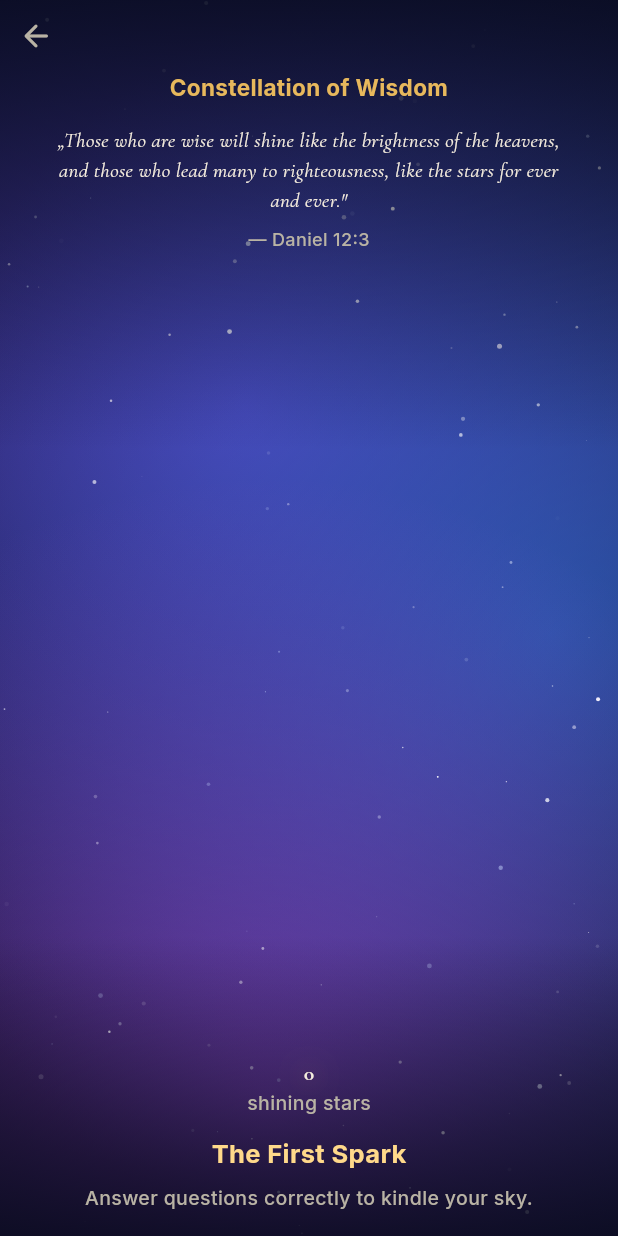
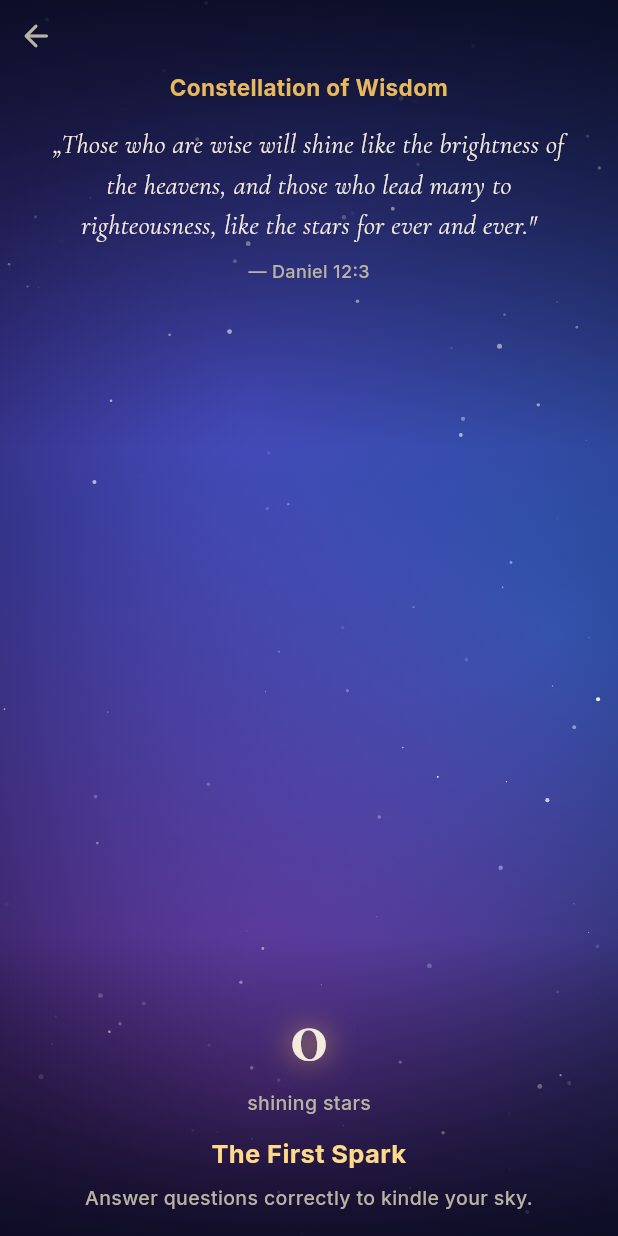
Before and after one commit to integrenns-ae/biblebeam, a Flutter app: the WisdomSkyScreen screen opened directly, on a phone screen of 412 x 824 dp. Run offline on Flutter 3.47's test engine with Material 3 defaults, Android fonts, the phone set to English and light mode, and no system bars; our stand-ins replace audioplayers, flutter_animate, google_fonts, shared_preferences, supabase_flutter; accounts and stored records are empty.

Commit message:
Sternbild der Weisheit: Texte responsive (Desktop größer, Breite begrenzt)
LayoutBuilder -> wide (>820px): Titel 15->20, Vers 18->27, Referenz 12->15,
Zähler 52->80, Rang 17->24, Fortschritt-Text 12->15. Vers-Header auf maxWidth
760, Footer auf 560 zentriert (bessere Lesbarkeit auf großen Schirmen).

Co-Authored-By: Claude Opus 4.8 <noreply@anthropic.com>

```diff
--- a/lib/screens/wisdom_sky_screen.dart
+++ b/lib/screens/wisdom_sky_screen.dart
@@ -95,11 +95,14 @@ class _WisdomSkyScreenState extends State<WisdomSkyScreen>
 
   @override
   Widget build(BuildContext context) {
-    final rank = _rank();
     return Scaffold(
       body: Starfield(
         child: SafeArea(
-          child: Stack(
+          child: LayoutBuilder(
+            builder: (context, cons) {
+              final wide = cons.maxWidth > 820;
+              final rank = _rank();
+              return Stack(
                 children: [
                   Positioned.fill(
                     child: RepaintBoundary(
@@ -119,15 +122,18 @@ class _WisdomSkyScreenState extends State<WisdomSkyScreen>
                           onPressed: () => Navigator.of(context).pop(),
                         ),
                       ),
-                  Padding(
+                      Center(
+                        child: ConstrainedBox(
+                          constraints: const BoxConstraints(maxWidth: 760),
+                          child: Padding(
                             padding: const EdgeInsets.symmetric(horizontal: 28),
                             child: Column(
                               children: [
                                 Text(tr('skyTitle'),
                                     textAlign: TextAlign.center,
-                            style: AppTheme.ui(15,
+                                    style: AppTheme.ui(wide ? 20 : 15,
                                         w: FontWeight.w700, c: AppColors.gold)),
-                        const SizedBox(height: 14),
+                                SizedBox(height: wide ? 20 : 14),
                                 Text('„${tr('skyVerse')}"',
                                     textAlign: TextAlign.center,
                                     style: AppTheme.dark()
@@ -136,19 +142,25 @@ class _WisdomSkyScreenState extends State<WisdomSkyScreen>
                                         .copyWith(
                                             color: AppColors.cream,
                                             fontStyle: FontStyle.italic,
-                                    height: 1.45)),
-                        const SizedBox(height: 8),
+                                            fontSize: wide ? 27 : 18,
+                                            height: 1.5)),
+                                SizedBox(height: wide ? 12 : 8),
                                 Text('— ${tr('skyRef')}',
-                            style: AppTheme.ui(12, c: AppColors.creamDim)),
+                                    style: AppTheme.ui(wide ? 15 : 12,
+                                        c: AppColors.creamDim)),
                               ],
                             ),
                           ),
+                        ),
+                      ),
                       const Spacer(),
-                  _footer(rank),
-                  const SizedBox(height: 16),
+                      _footer(rank, wide),
+                      SizedBox(height: wide ? 28 : 16),
                     ],
                   ),
                 ],
+              );
+            },
           ),
         ),
       ),
@@ -179,8 +191,12 @@ class _WisdomSkyScreenState extends State<WisdomSkyScreen>
     );
   }
 
-  Widget _footer(({String name, int curAt, int? nextAt, String? nextName}) rank) {
-    return Padding(
+  Widget _footer(
+      ({String name, int curAt, int? nextAt, String? nextName}) rank, bool wide) {
+    return Center(
+      child: ConstrainedBox(
+        constraints: const BoxConstraints(maxWidth: 560),
+        child: Padding(
           padding: const EdgeInsets.symmetric(horizontal: 24),
           child: Column(
             children: [
@@ -188,38 +204,43 @@ class _WisdomSkyScreenState extends State<WisdomSkyScreen>
                   style: AppTheme.dark().textTheme.displayMedium!.copyWith(
                         color: AppColors.cream,
                         fontWeight: FontWeight.w800,
+                        fontSize: wide ? 80 : 52,
                         shadows: const [
-                      Shadow(color: AppColors.gold, blurRadius: 22)
+                          Shadow(color: AppColors.gold, blurRadius: 24)
                         ],
                       )),
               Text(tr('skyStarsLabel'),
-              style: AppTheme.ui(13, c: AppColors.creamDim)),
-          const SizedBox(height: 12),
+                  style: AppTheme.ui(wide ? 16 : 13, c: AppColors.creamDim)),
+              SizedBox(height: wide ? 16 : 12),
               Text(rank.name,
-              style: AppTheme.ui(17, w: FontWeight.w700, c: AppColors.goldBright)),
+                  textAlign: TextAlign.center,
+                  style: AppTheme.ui(wide ? 24 : 17,
+                      w: FontWeight.w700, c: AppColors.goldBright)),
               if (_count == 0) ...[
-            const SizedBox(height: 8),
+                SizedBox(height: wide ? 12 : 8),
                 Text(tr('skyEmpty'),
                     textAlign: TextAlign.center,
-                style: AppTheme.ui(13, c: AppColors.creamDim)),
+                    style: AppTheme.ui(wide ? 15 : 13, c: AppColors.creamDim)),
               ] else if (rank.nextAt != null) ...[
-            const SizedBox(height: 10),
+                SizedBox(height: wide ? 14 : 10),
                 ClipRRect(
                   borderRadius: BorderRadius.circular(6),
                   child: LinearProgressIndicator(
                     value: ((_count - rank.curAt) / (rank.nextAt! - rank.curAt))
                         .clamp(0.0, 1.0),
-                minHeight: 6,
+                    minHeight: wide ? 8 : 6,
                     backgroundColor: AppColors.cardBorder,
                     valueColor: const AlwaysStoppedAnimation(AppColors.gold),
                   ),
                 ),
-            const SizedBox(height: 6),
+                SizedBox(height: wide ? 8 : 6),
                 Text('${rank.nextAt! - _count} ${tr('skyNext')} · ${rank.nextName}',
                     textAlign: TextAlign.center,
-                style: AppTheme.ui(12, c: AppColors.creamDim)),
+                    style: AppTheme.ui(wide ? 15 : 12, c: AppColors.creamDim)),
               ],
             ],
+          ),
+        ),
       ),
     );
   }
```
Lines whose indentation alone changed are shown as unchanged.
